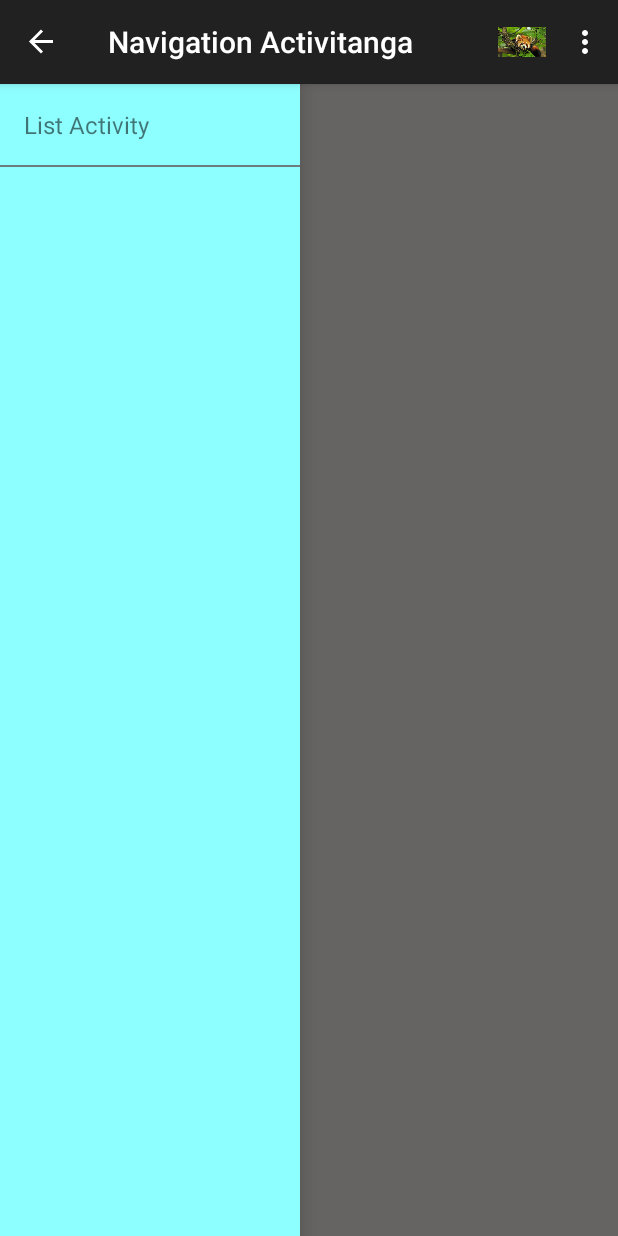
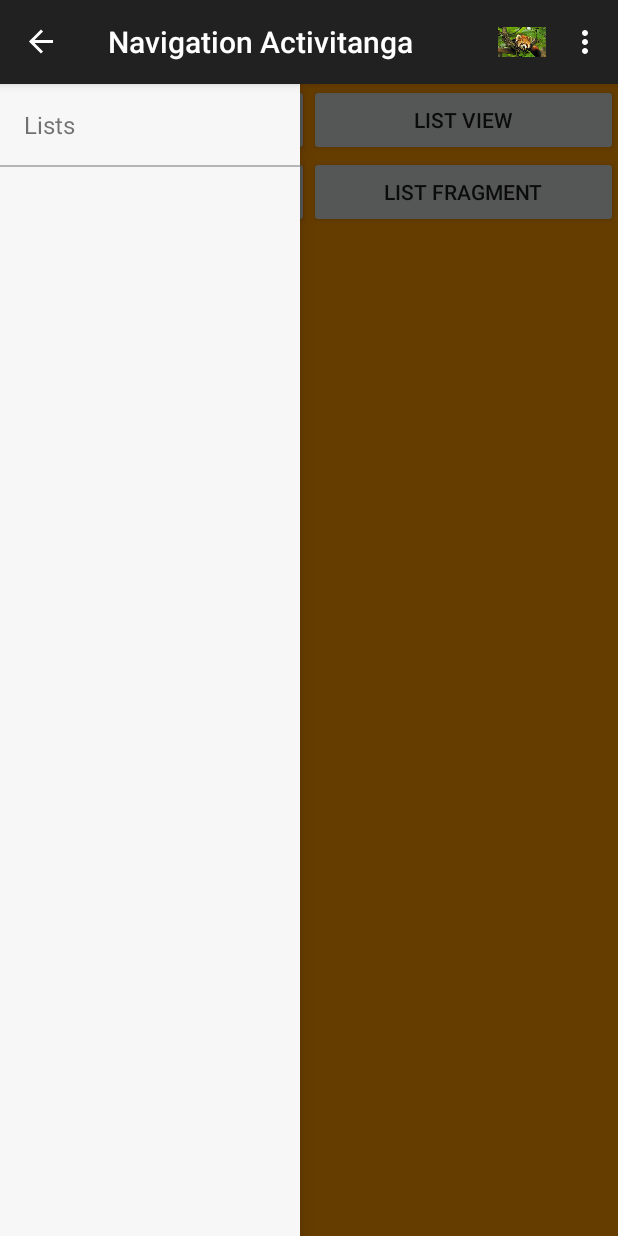
Before and after one commit to willjgriff/RecyclerViewTestRepo, an Android app: the screen it shows after launch (NavigationActivity), with the side drawer open, on a phone screen of 412 x 824 dp. Run offline under Robolectric (Android 15) with nearby library versions, the phone set to English and light mode, and no system bars.

Commit message:
Added some colours. Fixed navigation activity. Fixed dialog list.

```diff
--- /dev/null
+++ b/playground/app/src/main/res/values-v21/styles.xml
@@ -0,0 +1,12 @@
+<?xml version="1.0" encoding="utf-8"?>
+<resources>
+
+    <style name="Theme.Playground.Base" parent="Theme.AppCompat.Light.DarkActionBar">
+        <!--Maybe needed to prevent getSupportActionBar() returning null...-->
+        <item name="android:windowActionBar">true</item>
+        <item name="android:colorPrimary">@color/primary</item>
+        <item name="android:colorPrimaryDark">@color/primary_dark</item>
+        <item name="android:colorAccent">@color/accent</item>
+    </style>
+
+</resources>
--- a/playground/app/src/main/res/values/colors.xml
+++ b/playground/app/src/main/res/values/colors.xml
@@ -1,11 +1,14 @@
 <?xml version="1.0" encoding="utf-8"?>
 <resources>
-    <color name="bg_standard">#fffbf7</color>
-    <color name="bg_nav_drawer">#8effff</color>
+    <color name="primary_dark">#F57C00</color>
+    <color name="primary">#FF9800</color>
+    <color name="primary_light">#FFE0B2</color>
+    <color name="accent">#E040FB</color>
 
-    <color name="item_pressed">#ffbd19</color>
-    <color name="item_hover">#ffe0b0</color>
-    <color name="item_normal">#ffffff</color>
+    <color name="primary_text">#212121</color>
+    <color name="secondary_text">#727272</color>
+    <color name="icons">#727272</color>
+    <color name="divider">#B6B6B6</color>
 
-    <color name="dark">#de696969</color>
+    <color name="background">#f7f7f7</color>
 </resources>
--- a/playground/app/src/main/res/values/strings.xml
+++ b/playground/app/src/main/res/values/strings.xml
@@ -2,7 +2,7 @@
     <string name="app_name">Playground</string>
 
     <!--Navigation titles-->
-    <string name="action_list_activity">List Activity</string>
+    <string name="action_list_activity">Lists</string>
     <string name="action_other_fragment">Other Fragment</string>
     <string name="action_navigation_activity">Navigation Activity</string>
     <string name="action_tab_layout_fragment">Tab Layout</string>
@@ -11,12 +11,12 @@
     <string name="drawer_open">Open navigation drawer</string>
     <string name="drawer_close">Close navigation drawer</string>
 
-    <!--Words for lists-->
+    <!--Lists-->
     <string name="activity_main_change_fragment_recycler_view_button">Recylcer View</string>
     <string name="activity_main_change_fragment_list_view_button">List View</string>
     <string name="activity_main_change_fragment_dialog_grid_view_button">Dialog Grid View</string>
     <string name="activity_main_change_fragment_list_fragment_button">List Fragment</string>
 
-    <!--Words for tabs-->
+    <!--Tab layout-->
     <string name="fragment_tab_layout_page_number">Page #%1$d</string>
 </resources>
--- a/playground/lists/src/main/res/drawable/selector_list_view_item.xml
+++ b/playground/lists/src/main/res/drawable/selector_list_view_item.xml
@@ -1,6 +1,5 @@
 <?xml version="1.0" encoding="utf-8"?>
 <selector xmlns:android="http://schemas.android.com/apk/res/android">
-    <item android:drawable="@color/item_pressed" android:state_pressed="true"/>
-    <item android:drawable="@color/item_hover" android:state_hovered="true"/>
-    <item android:drawable="@color/item_normal"/>
+    <item android:drawable="@color/primary_light" android:state_pressed="true"/>
+    <item android:drawable="@color/background"/>
 </selector>
--- a/playground/lists/src/main/res/drawable/selector_recycler_view_item.xml
+++ b/playground/lists/src/main/res/drawable/selector_recycler_view_item.xml
@@ -1,6 +1,5 @@
 <?xml version="1.0" encoding="utf-8"?>
 <selector xmlns:android="http://schemas.android.com/apk/res/android">
-    <item android:drawable="@color/item_pressed" android:state_pressed="true"/>
-    <item android:drawable="@color/item_hover" android:state_hovered="true"/>
-    <item android:drawable="@color/item_normal"/>
+    <item android:drawable="@color/primary_light" android:state_pressed="true"/>
+    <item android:drawable="@color/background"/>
 </selector>
--- a/playground/lists/src/main/res/layout/fragment_list_view_layout.xml
+++ b/playground/lists/src/main/res/layout/fragment_list_view_layout.xml
@@ -4,5 +4,5 @@
     android:id="@+id/fragment_list_view_list_view"
     android:layout_width="match_parent"
     android:layout_height="match_parent"
-    android:background="@color/item_normal"
+    android:background="@color/background"
     android:listSelector="@drawable/selector_list_view_item"/>
--- a/playground/navigation/src/main/java/navigation/NavigationActivity.java
+++ b/playground/navigation/src/main/java/navigation/NavigationActivity.java
@@ -3,8 +3,10 @@ package navigation;
 import android.content.Intent;
 import android.content.res.Configuration;
 import android.os.Bundle;
+import android.support.annotation.StringRes;
 import android.support.v4.app.Fragment;
 import android.support.v4.app.FragmentManager;
+import android.support.v4.app.FragmentTransaction;
 import android.support.v4.widget.DrawerLayout;
 import android.support.v7.app.ActionBarDrawerToggle;
 import android.support.v7.app.AppCompatActivity;
@@ -33,12 +35,28 @@ public class NavigationActivity extends AppCompatActivity {
     private RecyclerView mNavigationList;
     private DrawerLayout mNavigationDrawer;
 
+    enum Tag {
+        LISTS(R.string.action_list_activity),
+        OTHER(R.string.action_other_fragment),
+        TABS(R.string.action_tab_layout_fragment);
+
+        int mTitle;
+
+        Tag(@StringRes int title) {
+            mTitle = title;
+        }
+
+        public int getTitle() {
+            return mTitle;
+        }
+    }
+
     @Override
     protected void onCreate(Bundle savedInstanceState) {
         super.onCreate(savedInstanceState);
         setContentView(R.layout.activity_navigation);
 
-        mNavigationList = (RecyclerView) findViewById(R.id.activity_navigation_list);
+        mNavigationList = (RecyclerView) findViewById(R.id.activity_navigation_view);
         mNavigationDrawer = (DrawerLayout) findViewById(R.id.activity_navigation_drawer);
 
         addNavEntries();
@@ -51,6 +69,11 @@ public class NavigationActivity extends AppCompatActivity {
 
         getSupportActionBar().setDisplayHomeAsUpEnabled(true);
         getSupportActionBar().setHomeButtonEnabled(true);
+
+        getSupportFragmentManager()
+                .beginTransaction()
+                .add(R.id.activity_navigation_fragment_holder, new ListsFragment(), Tag.LISTS.name())
+                .commit();
 
         setNavigationToggle();
     }
@@ -77,7 +100,7 @@ public class NavigationActivity extends AppCompatActivity {
     public boolean onOptionsItemSelected(MenuItem item) {
         switch (item.getItemId()) {
             case R.id.action_main_activity:
-                replaceFragment(new ListsFragment(), getString(R.string.action_list_activity));
+                replaceFragment(new ListsFragment(), getString(R.string.action_list_activity), Tag.LISTS);
                 break;
             case R.id.action_navigation_activity:
                 startActivity(new Intent(this, NavigationActivity.class));
@@ -96,6 +119,7 @@ public class NavigationActivity extends AppCompatActivity {
                 // We can do stuff here
 //                invalidateOptionsMenu();
             }
+
             @Override
             public void onDrawerClosed(View drawerView) {
                 super.onDrawerClosed(drawerView);
@@ -107,33 +131,40 @@ public class NavigationActivity extends AppCompatActivity {
         mNavigationDrawer.setDrawerListener(mNavigationToggle);
     }
 
-    private void replaceFragment(Fragment fragment, String title) {
+    private void replaceFragment(Fragment fragment, String title, Tag tag) {
         FragmentManager fragmentManager = getSupportFragmentManager();
-        fragmentManager
+        Fragment currentFragment = fragmentManager.findFragmentById(R.id.activity_navigation_fragment_holder);
+
+        FragmentTransaction fragmentTransaction = fragmentManager
                 .beginTransaction()
-                .replace(R.id.activity_navigation_fragment_holder, fragment)
-                .commit();
+                .replace(R.id.activity_navigation_fragment_holder, fragment, tag.name());
+
+        if (!currentFragment.getTag().equals(tag.name())) {
+            fragmentTransaction.addToBackStack(tag.name());
+        }
+
+        fragmentTransaction.commit();
         getSupportActionBar().setTitle(title);
         mNavigationDrawer.closeDrawer(mNavigationList);
     }
 
     private void addNavEntries() {
-        mNavEntries.add(new NavigationEntry(getString(R.string.action_list_activity), new View.OnClickListener() {
+        mNavEntries.add(new NavigationEntry(getString(Tag.LISTS.getTitle()), new View.OnClickListener() {
             @Override
             public void onClick(View v) {
-                replaceFragment(new ListsFragment(), getString(R.string.action_list_activity));
+                replaceFragment(new ListsFragment(), getString(Tag.LISTS.getTitle()), Tag.LISTS);
             }
         }));
-        mNavEntries.add(new NavigationEntry(getString(R.string.action_other_fragment), new View.OnClickListener() {
+        mNavEntries.add(new NavigationEntry(getString(Tag.OTHER.getTitle()), new View.OnClickListener() {
             @Override
             public void onClick(View v) {
-                replaceFragment(new OtherFragment(), getString(R.string.action_other_fragment));
+                replaceFragment(new OtherFragment(), getString(Tag.OTHER.getTitle()), Tag.OTHER);
             }
         }));
-        mNavEntries.add(new NavigationEntry(getString(R.string.action_tab_layout_fragment), new View.OnClickListener() {
+        mNavEntries.add(new NavigationEntry(getString(Tag.TABS.getTitle()), new View.OnClickListener() {
             @Override
             public void onClick(View v) {
-                replaceFragment(new TabLayoutFragment(), getString(R.string.action_tab_layout_fragment));
+                replaceFragment(new TabLayoutFragment(), getString(Tag.TABS.getTitle()), Tag.TABS);
             }
         }));
     }
--- a/playground/navigation/src/main/res/layout/activity_navigation.xml
+++ b/playground/navigation/src/main/res/layout/activity_navigation.xml
@@ -10,13 +10,13 @@
         android:id="@+id/activity_navigation_fragment_holder"
         android:layout_width="match_parent"
         android:layout_height="match_parent"
-        android:background="@color/bg_standard"/>
+        android:background="@color/primary" />
 
     <android.support.v7.widget.RecyclerView
-        android:id="@+id/activity_navigation_list"
+        android:id="@+id/activity_navigation_view"
         android:layout_width="200dp"
         android:layout_height="match_parent"
         android:layout_gravity="start"
-        android:background="@color/bg_nav_drawer"/>
+        android:background="@color/background" />
 
 </android.support.v4.widget.DrawerLayout>
--- a/playground/navigation/src/main/res/layout/adapter_navigation_item.xml
+++ b/playground/navigation/src/main/res/layout/adapter_navigation_item.xml
@@ -17,6 +17,6 @@
     <View
         android:layout_width="match_parent"
         android:layout_height="1dp"
-        android:background="@color/dark"
+        android:background="@color/divider"
         />
 </LinearLayout>
--- a/playground/tabs/src/main/java/tabs/TabLayoutFragment.java
+++ b/playground/tabs/src/main/java/tabs/TabLayoutFragment.java
@@ -21,8 +21,8 @@ public class TabLayoutFragment extends Fragment {
     public View onCreateView(LayoutInflater inflater, ViewGroup container, Bundle savedInstanceState) {
         View view = inflater.inflate(R.layout.fragment_tab_layout, container, false);
 
-        ViewPager viewPager = (ViewPager) view.findViewById(R.id.fragment_tab_layout_pager);
-        viewPager.setAdapter(new TabLayoutPageAdapter(getActivity().getSupportFragmentManager(), getActivity()));
+        ViewPager viewPager = (ViewPager) view.findViewById(R.id.fragment_tab_view_pager);
+        viewPager.setAdapter(new TabLayoutPageAdapter(getChildFragmentManager(), getActivity()));
 
         TabLayout tabLayout = (TabLayout) view.findViewById(R.id.fragment_tab_layout_tabs);
         tabLayout.setupWithViewPager(viewPager);
--- a/playground/tabs/src/main/java/tabs/TabLayoutPageAdapter.java
+++ b/playground/tabs/src/main/java/tabs/TabLayoutPageAdapter.java
@@ -12,8 +12,8 @@ public class TabLayoutPageAdapter extends FragmentPagerAdapter {
     private String[] mTabs = new String[]{"Tab 1", "Tab 2", "Tab 3"};
     private Context mContext;
 
-    public TabLayoutPageAdapter(FragmentManager fm, Context context) {
-        super(fm);
+    public TabLayoutPageAdapter(FragmentManager fragmentManager, Context context) {
+        super(fragmentManager);
         mContext = context;
     }
 
```
Also changed, not shown: playground/lists/src/main/java/lists/ListsFragment.java (+11 -8 lines), playground/navigation/src/main/res/layout/toolbar.xml (added, +12 -0 lines), playground/tabs/src/main/res/layout/fragment_tab_layout.xml (+5 -3 lines).
